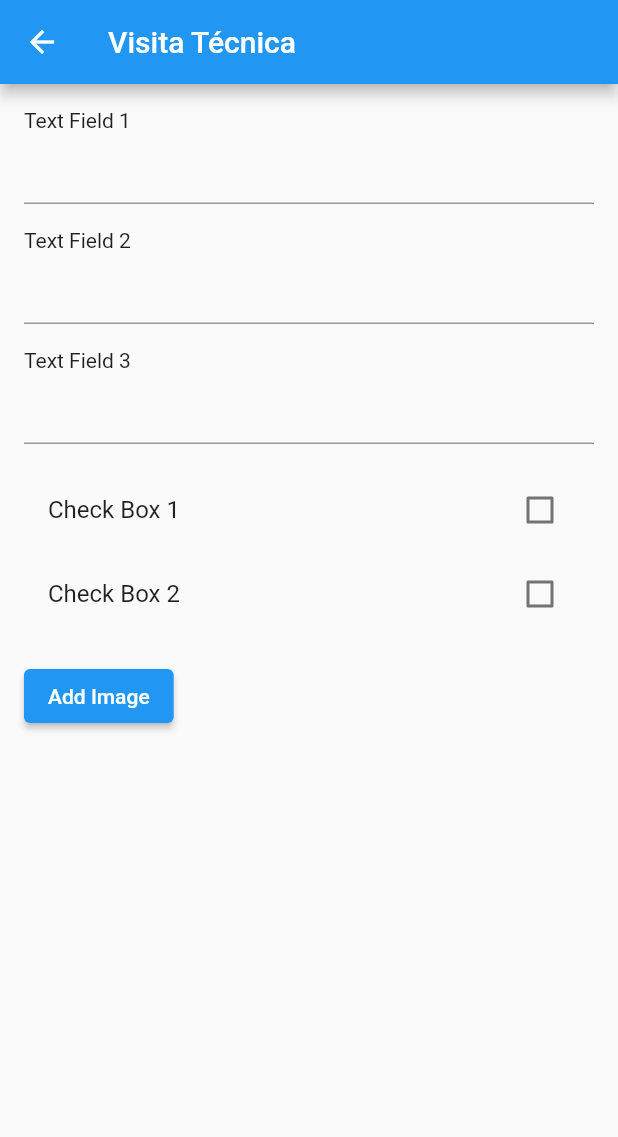
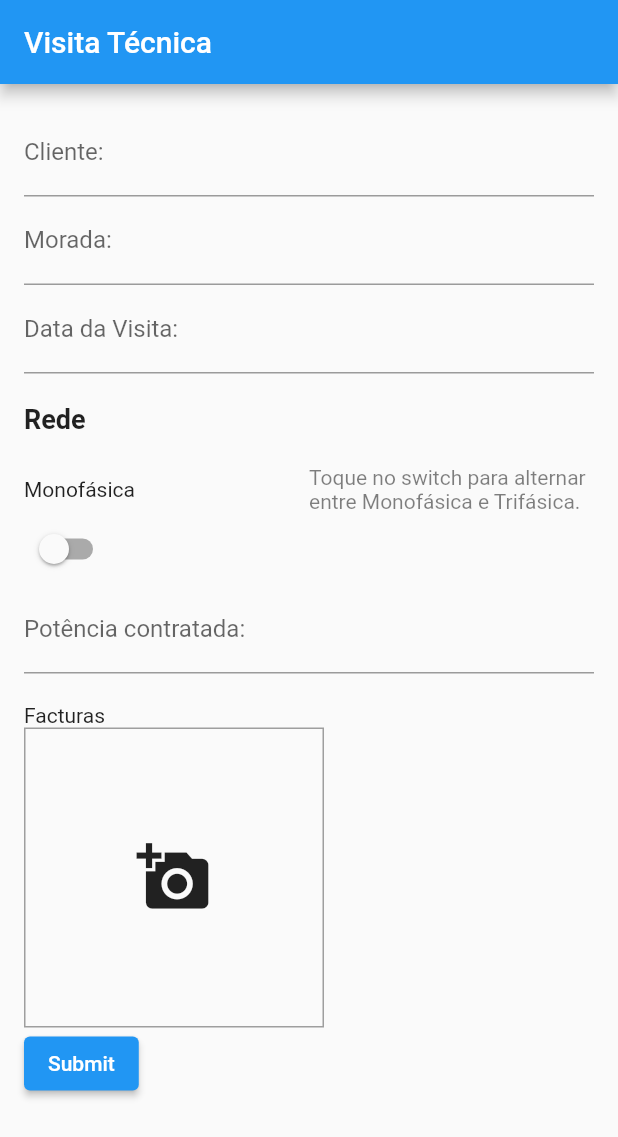
Before and after one commit to henriquefugie/aplicativo, a Flutter app: the HomePage screen opened directly, on a phone screen of 412 x 824 dp. Shown: the top 1137 px of the screen. Run offline on Flutter 3.47's test engine with Material 2 defaults, Android fonts, the phone set to English and light mode, and no system bars; our stand-ins replace image_picker.

```diff
--- a/aplicativo/lib/Screens/splashscreen.dart
+++ b/aplicativo/lib/Screens/splashscreen.dart
@@ -19,7 +19,7 @@ class _SplashScreenState extends State<SplashScreen> {
     var duration = const Duration(seconds: 5);
     return Timer(duration, () {
       Navigator.of(context).pushReplacement(
-        MaterialPageRoute(builder: (BuildContext context) => MyFormWidget()),
+        MaterialPageRoute(builder: (BuildContext context) => HomePage()),
       );
     });
   }
--- a/aplicativo/lib/main.dart
+++ b/aplicativo/lib/main.dart
@@ -1,9 +1,7 @@
 import 'dart:io';
 import 'package:flutter/material.dart';
-
 import 'package:image_picker/image_picker.dart';
 import 'package:path_provider/path_provider.dart';
-
 import 'Screens/splashscreen.dart';
 
 void main() => runApp(MyApp());
@@ -12,7 +10,6 @@ class MyApp extends StatelessWidget {
   @override
   Widget build(BuildContext context) {
     return MaterialApp(
-      title: 'Visita Técnica',
       home: SplashScreen(),
     );
   }
@@ -24,148 +21,35 @@ class HomePage extends StatefulWidget {
 }
 
 class _HomePageState extends State<HomePage> {
-  List<File> _images = [];
-  List<String> _texts = [];
-  bool _isChecked1 = false;
-  bool _isChecked2 = false;
+  final _homeKey = GlobalKey<FormState>();
+  bool _switchValue = false;
+  File? _imageFile;
+  final List<File> _imageList = [];
 
-  void _addImage() async {
-    final imagePicker = ImagePicker();
-    final pickedFile =
-        await imagePicker.getImage(source: ImageSource.gallery);
-
-    if (pickedFile != null) {
-      final directory = await getApplicationDocumentsDirectory();
-      final path = directory.path;
-      final file = File('${path}/${DateTime.now().toString()}.jpg');
-
+  Future<void> _pickImage(ImageSource source) async {
+    final pickedFile = await ImagePicker().pickImage(source: source);
     setState(() {
-        _images.add(file);
-      });
-
-      await file.writeAsBytes(await pickedFile.readAsBytes());
-    }
-  }
-
-  void _addText(String text) {
-    setState(() {
-      _texts.add(text);
+      _imageFile = File(pickedFile!.path);
     });
   }
 
   @override
   Widget build(BuildContext context) {
-    return Scaffold(
+    return Container(
+      child: Scaffold(
         appBar: AppBar(
           title: Text('Visita Técnica'),
         ),
-      body: Padding(
+        body: SingleChildScrollView(
+          child: Padding(
             padding: EdgeInsets.all(16.0),
+            child: Form(
+              key: _homeKey,
               child: Column(
                 crossAxisAlignment: CrossAxisAlignment.start,
                 children: [
-            Text('Text Field 1'),
-            TextField(
-              onChanged: (text) {
-                _addText(text);
-              },
-            ),
-            SizedBox(height: 16.0),
-            Text('Text Field 2'),
-            TextField(
-              onChanged: (text) {
-                _addText(text);
-              },
-            ),
-            SizedBox(height: 16.0),
-            Text('Text Field 3'),
-            TextField(
-              onChanged: (text) {
-                _addText(text);
-              },
-            ),
-            SizedBox(height: 16.0),
-            CheckboxListTile(
-              title: Text('Check Box 1'),
-              value: _isChecked1,
-              onChanged: (newValue) {
-                setState(() {
-                  _isChecked1 = newValue!;
-                });
-              },
-            ),
-            CheckboxListTile(
-              title: Text('Check Box 2'),
-              value: _isChecked2,
-              onChanged: (newValue) {
-                setState(() {
-                  _isChecked2 = newValue!;
-                });
-              },
-            ),
-            SizedBox(height: 16.0),
-            ElevatedButton(
-              onPressed: () {
-                _addImage();
-              },
-              child: Text('Add Image'),
-            ),
-            SizedBox(height: 16.0),
-            Expanded(
-              child: GridView.count(
-                crossAxisCount: 3,
-                mainAxisSpacing: 16.0,
-                crossAxisSpacing: 16.0,
-                children: List.generate(_images.length, (index) {
-                  return Image.file(
-                    _images[index],
-                    fit: BoxFit.cover,
-                  );
-                }),
-              ),
-            ),
-            SizedBox(height: 16.0),
-            Expanded(
-              child: ListView.builder(
-                itemCount: _texts.length,
-                itemBuilder: (context, index) {
-                  return ListTile(
-                    title: Text(_texts[index]),
-                  );
-                },
-              ),
-            ),
-          ],
-        ),
-      ),
-      );
-  }
-}
-
-class MyFormWidget extends StatefulWidget {
-  @override
-  _MyFormWidgetState createState() => _MyFormWidgetState();
-}
-
-class _MyFormWidgetState extends State<MyFormWidget> {
-  final _formKey = GlobalKey<FormState>();
-
-  @override
-  Widget build(BuildContext context) {
-    return Scaffold(
-      appBar: AppBar(
-        title: Text('My Form'),
-      ),
-      body: Padding(
-        padding: EdgeInsets.all(16),
-        child: Form(
-          key: _formKey,
-          child: Column(
-            crossAxisAlignment: CrossAxisAlignment.start,
-            children: [
-              Text('Group 1', style: TextStyle(fontSize: 18, fontWeight: FontWeight.bold)),
                   TextFormField(
-                decoration: InputDecoration(labelText: 'Field 1'),
+                    decoration: InputDecoration(labelText: 'Cliente:'),
                     validator: (value) {
                       if (value!.isEmpty) {
                         return 'Please enter a value';
@@ -174,7 +58,16 @@ class _MyFormWidgetState extends State<MyFormWidget> {
                     },
                   ),
                   TextFormField(
-                decoration: InputDecoration(labelText: 'Field 2'),
+                    decoration: InputDecoration(labelText: 'Morada:'),
+                    validator: (value) {
+                      if (value!.isEmpty) {
+                        return 'Please enter a value';
+                      }
+                      return null;
+                    },
+                  ),
+                  TextFormField(
+                    decoration: InputDecoration(labelText: 'Data da Visita:'),
                     validator: (value) {
                       if (value!.isEmpty) {
                         return 'Please enter a value';
@@ -183,18 +76,39 @@ class _MyFormWidgetState extends State<MyFormWidget> {
                     },
                   ),
                   SizedBox(height: 20),
-              Text('Group 2', style: TextStyle(fontSize: 18, fontWeight: FontWeight.bold)),
-              TextFormField(
-                decoration: InputDecoration(labelText: 'Field 3'),
-                validator: (value) {
-                  if (value!.isEmpty) {
-                    return 'Please enter a value';
-                  }
-                  return null;
+                  Text('Rede',
+                      style:
+                          TextStyle(fontSize: 18, fontWeight: FontWeight.bold)),
+                  SizedBox(height: 20),
+                  Row(
+                    children: [
+                      Expanded(
+                        child: Text(
+                          _switchValue ? 'Trifásica' : 'Monofásica',
+                          textAlign: TextAlign.left,
+                        ),
+                      ),
+                      Expanded(
+                        child: Text(
+                          'Toque no switch para alternar entre Monofásica e Trifásica.',
+                          style: TextStyle(
+                            color: Colors.black.withOpacity(0.5),
+                          ),
+                        ),
+                      ),
+                    ],
+                  ),
+                  Switch(
+                    value: _switchValue,
+                    onChanged: (value) {
+                      setState(() {
+                        _switchValue = value;
+                      });
                     },
                   ),
                   TextFormField(
-                decoration: InputDecoration(labelText: 'Field 4'),
+                    decoration:
+                        InputDecoration(labelText: 'Potência contratada:'),
                     validator: (value) {
                       if (value!.isEmpty) {
                         return 'Please enter a value';
@@ -203,29 +117,34 @@ class _MyFormWidgetState extends State<MyFormWidget> {
                     },
                   ),
                   SizedBox(height: 20),
-              Text('Group 3', style: TextStyle(fontSize: 18, fontWeight: FontWeight.bold)),
-              TextFormField(
-                decoration: InputDecoration(labelText: 'Field 5'),
-                validator: (value) {
-                  if (value!.isEmpty) {
-                    return 'Please enter a value';
-                  }
-                  return null;
+                  Text('Facturas'),
+                  GestureDetector(
+                    onTap: () {
+                      _pickImage(ImageSource.gallery);
                     },
+                    child: Container(
+                      width: 200,
+                      height: 200,
+                      decoration: BoxDecoration(
+                        border: Border.all(
+                          color: Colors.grey,
+                          width: 1.0,
                         ),
-              TextFormField(
-                decoration: InputDecoration(labelText: 'Field 6'),
-                validator: (value) {
-                  if (value!.isEmpty) {
-                    return 'Please enter a value';
-                  }
-                  return null;
-                },
                       ),
-              SizedBox(height: 20),
+                      child: _imageFile != null
+                          ? Image.file(
+                              _imageFile!,
+                              fit: BoxFit.cover,
+                            )
+                          : Icon(
+                              Icons.add_a_photo,
+                              size: 50,
+                            ),
+                    ),
+                  ),
                   ElevatedButton(
                     onPressed: () {
-                  if (_formKey.currentState!.validate()) {
+                      if (_homeKey.currentState!.validate()) {
                         // TODO: Submit form
                       }
                     },
@@ -235,6 +154,8 @@ class _MyFormWidgetState extends State<MyFormWidget> {
               ),
             ),
           ),
+        ),
+      ),
     );
   }
 }
```
Lines whose indentation alone changed are shown as unchanged.
